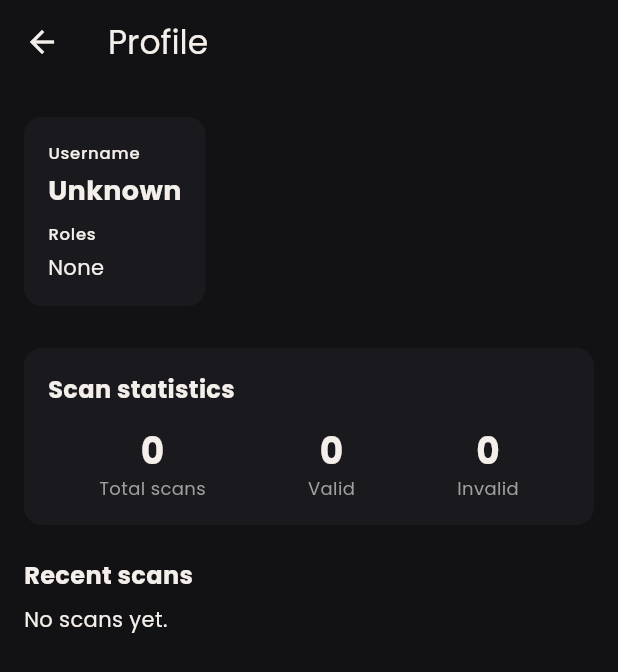
After one commit to Shonferns004/Movie-Booking, a Flutter app: the HomeScreen screen opened by its route, after a tap on the "person" icon, on a phone screen of 412 x 824 dp. The commit adds this screen. Shown: the top 672 px of the screen. Run offline on Flutter 3.47's test engine with Material 3 defaults, Android fonts, the phone set to English and light mode, and no system bars; our stand-ins replace google_fonts, image_picker, shared_preferences; missing offline and left inert: mobile_scanner; accounts and stored records are empty; network calls fail.

Commit message:
Add profile tab with scan statistics

```diff
--- a/admin_app/lib/screens/home_screen.dart
+++ b/admin_app/lib/screens/home_screen.dart
@@ -11,6 +11,7 @@ import '../services/auth_service.dart';
 import '../widgets/app_toast.dart';
 import '../widgets/skeleton.dart';
 import 'scanner_screen.dart';
+import 'profile_screen.dart';
 import 'show_detail_screen.dart';
 import 'add_show_screen.dart' show AddShowSheet;
 import 'theater_list_sheet.dart';
@@ -501,6 +502,15 @@ class _HomeScreenState extends State<HomeScreen> {
           title: const Text('Ticket Scanner'),
           actions: [
             IconButton(
+              onPressed: () => Navigator.push(
+                context,
+                MaterialPageRoute(
+                  builder: (_) => ProfileScreen(token: _token!),
+                ),
+              ),
+              icon: const Icon(Icons.person),
+            ),
+            IconButton(
               onPressed: () => _logout(context),
               icon: const Icon(Icons.logout),
             ),
@@ -702,6 +712,20 @@ class _HomeScreenState extends State<HomeScreen> {
             ),
           ],
         ),
+        GestureDetector(
+          onTap: () => Navigator.push(
+            context,
+            MaterialPageRoute(
+              builder: (_) => ProfileScreen(token: _token!),
+            ),
+          ),
+          child: const CircleAvatar(
+            radius: 16,
+            backgroundColor: Color(0xFF2F2F37),
+            child: Icon(Icons.person, color: Color(0xFFF5EFEB), size: 16),
+          ),
+        ),
+        const SizedBox(width: 8),
         GestureDetector(
           onTap: () => _logout(context),
           child: const CircleAvatar(
--- /dev/null
+++ b/admin_app/lib/screens/profile_screen.dart
@@ -0,0 +1,126 @@
+import 'package:flutter/material.dart';
+import 'package:shared_preferences/shared_preferences.dart';
+
+import '../services/api.dart';
+import '../services/auth_service.dart';
+
+class ProfileScreen extends StatefulWidget {
+  const ProfileScreen({super.key, required this.token});
+
+  final String token;
+
+  @override
+  State<ProfileScreen> createState() => _ProfileScreenState();
+}
+
+class _ProfileScreenState extends State<ProfileScreen> {
+  String _email = '';
+  String _roles = '';
+  List<dynamic> _scans = [];
+  bool _loading = true;
+
+  @override
+  void initState() {
+    super.initState();
+    _load();
+  }
+
+  Future<void> _load() async {
+    final prefs = await SharedPreferences.getInstance();
+    _email = prefs.getString('email') ?? '';
+    _roles = prefs.getString('roles') ?? '';
+    try {
+      _scans = await Api.getScanHistory(widget.token);
+    } catch (_) {
+      _scans = [];
+    }
+    if (mounted) setState(() => _loading = false);
+  }
+
+  int get _validScans =>
+      _scans.where((s) => s['result'] == 'VALID').length;
+  int get _invalidScans =>
+      _scans.where((s) => s['result'] != 'VALID').length;
+
+  @override
+  Widget build(BuildContext context) {
+    return Scaffold(
+      backgroundColor: const Color(0xFF121214),
+      appBar: AppBar(title: const Text('Profile')),
+      body: _loading
+          ? const Center(child: CircularProgressIndicator())
+          : SingleChildScrollView(
+              padding: const EdgeInsets.all(16),
+              child: Column(
+                crossAxisAlignment: CrossAxisAlignment.start,
+                children: [
+                  Card(
+                    child: Padding(
+                      padding: const EdgeInsets.all(16),
+                      child: Column(
+                        crossAxisAlignment: CrossAxisAlignment.start,
+                        children: [
+                          Text('Username', style: Theme.of(context).textTheme.labelSmall),
+                          const SizedBox(height: 4),
+                          Text(_email.isEmpty ? 'Unknown' : _email,
+                              style: const TextStyle(fontSize: 18, fontWeight: FontWeight.bold)),
+                          const SizedBox(height: 8),
+                          Text('Roles', style: Theme.of(context).textTheme.labelSmall),
+                          const SizedBox(height: 4),
+                          Text(_roles.isEmpty ? 'None' : _roles,
+                              style: const TextStyle(fontSize: 14)),
+                        ],
+                      ),
+                    ),
+                  ),
+                  const SizedBox(height: 16),
+                  Card(
+                    child: Padding(
+                      padding: const EdgeInsets.all(16),
+                      child: Column(
+                        crossAxisAlignment: CrossAxisAlignment.start,
+                        children: [
+                          const Text('Scan statistics',
+                              style: TextStyle(fontSize: 16, fontWeight: FontWeight.bold)),
+                          const SizedBox(height: 12),
+                          Row(
+                            mainAxisAlignment: MainAxisAlignment.spaceAround,
+                            children: [
+                              _stat('Total scans', _scans.length.toString()),
+                              _stat('Valid', _validScans.toString()),
+                              _stat('Invalid', _invalidScans.toString()),
+                            ],
+                          ),
+                        ],
+                      ),
+                    ),
+                  ),
+                  const SizedBox(height: 16),
+                  const Text('Recent scans',
+                      style: TextStyle(fontSize: 16, fontWeight: FontWeight.bold)),
+                  const SizedBox(height: 8),
+                  if (_scans.isEmpty)
+                    const Text('No scans yet.')
+                  else
+                    ..._scans.take(20).map((s) => Card(
+                          child: ListTile(
+                            title: Text(s['result']?.toString() ?? 'UNKNOWN'),
+                            subtitle: Text(
+                              '${s['scanned_at'] ?? ''}  ${s['rejection_reason'] ?? ''}',
+                            ),
+                            trailing: Text(s['ticket_id']?.toString() ?? ''),
+                          ),
+                        )),
+                ],
+              ),
+            ),
+    );
+  }
+
+  Widget _stat(String label, String value) => Column(
+        children: [
+          Text(value, style: const TextStyle(fontSize: 24, fontWeight: FontWeight.bold)),
+          Text(label, style: const TextStyle(fontSize: 12, color: Colors.grey)),
+        ],
+      );
+}
--- a/admin_app/lib/services/api.dart
+++ b/admin_app/lib/services/api.dart
@@ -92,6 +92,9 @@ class Api {
     }
     throw Exception('Login failed: ${res.body}');
   }
+
+  static Future<List<dynamic>> getScanHistory(String token) =>
+      _getList(token, '/staff/scan-history', 'Failed to load scan history');
 
   static Future<Map<String, dynamic>> validateTicket(
     String token,
```
